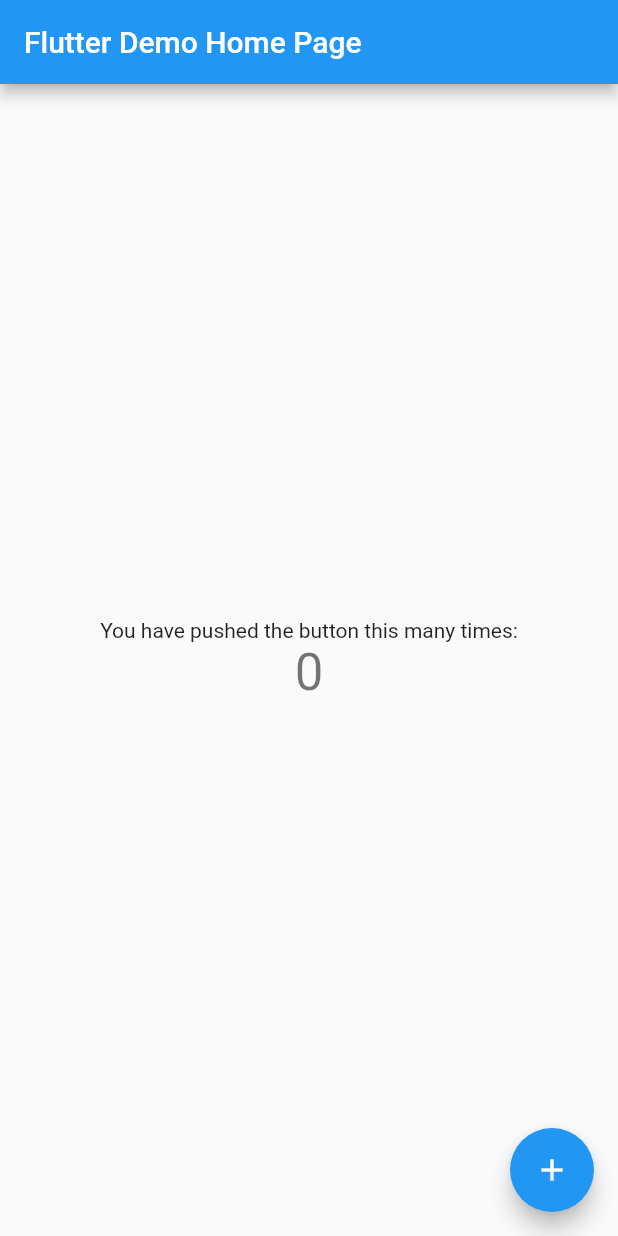
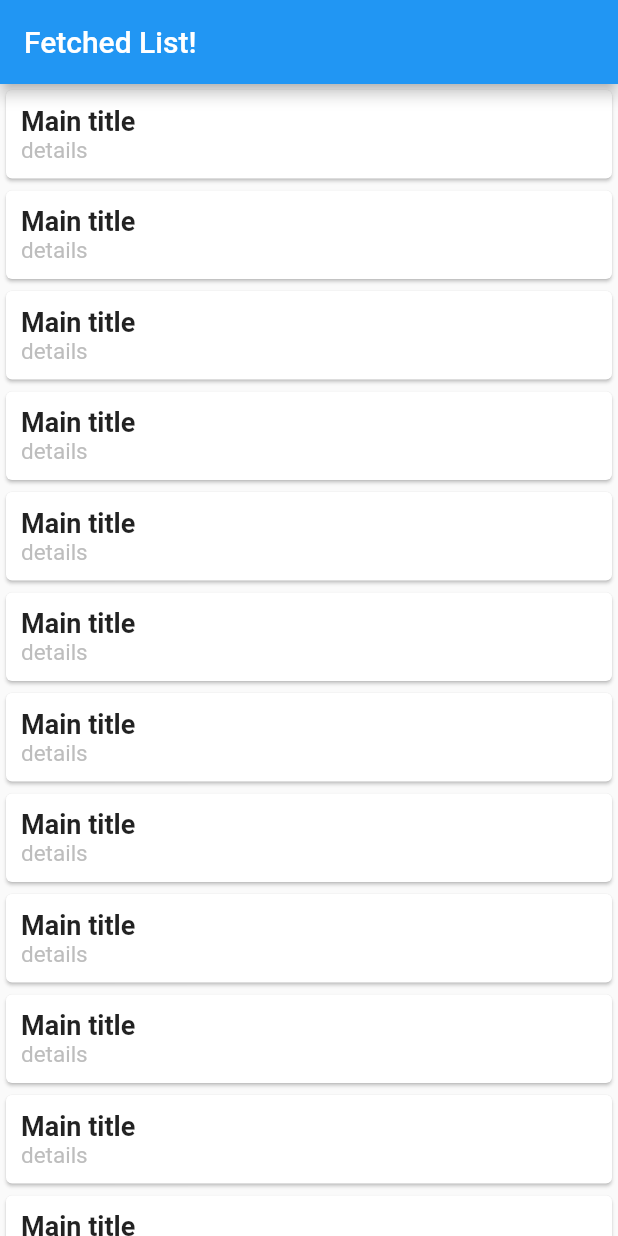
Before and after one commit to Pritam-deb/flutter-workspace, a Flutter app: the screen it shows after launch, on a phone screen of 412 x 824 dp. Run offline on Flutter 3.47's test engine with Material 2 defaults, Android fonts, the phone set to English and light mode, and no system bars.

Commit message:
made a layout for data to render in list

```diff
--- a/lib/main.dart
+++ b/lib/main.dart
@@ -1,115 +1,47 @@
 import 'package:flutter/material.dart';
 
 void main() {
-  runApp(const MyApp());
+  runApp(const HomePage());
 }
 
-class MyApp extends StatelessWidget {
-  const MyApp({Key? key}) : super(key: key);
+class HomePage extends StatefulWidget {
+  const HomePage({Key? key}) : super(key: key);
 
-  // This widget is the root of your application.
+  @override
+  State<HomePage> createState() => _HomePageState();
+}
+
+class _HomePageState extends State<HomePage> {
   @override
   Widget build(BuildContext context) {
     return MaterialApp(
-      title: 'Flutter Demo',
-      theme: ThemeData(
-        // This is the theme of your application.
-        //
-        // Try running your application with "flutter run". You'll see the
-        // application has a blue toolbar. Then, without quitting the app, try
-        // changing the primarySwatch below to Colors.green and then invoke
-        // "hot reload" (press "r" in the console where you ran "flutter run",
-        // or simply save your changes to "hot reload" in a Flutter IDE).
-        // Notice that the counter didn't reset back to zero; the application
-        // is not restarted.
-        primarySwatch: Colors.blue,
+        home: Scaffold(
+      appBar: AppBar(
+        title: Text('Fetched List!'),
       ),
-      home: const MyHomePage(title: 'Flutter Demo Home Page'),
-    );
-  }
-}
-
-class MyHomePage extends StatefulWidget {
-  const MyHomePage({Key? key, required this.title}) : super(key: key);
-
-  // This widget is the home page of your application. It is stateful, meaning
-  // that it has a State object (defined below) that contains fields that affect
-  // how it looks.
-
-  // This class is the configuration for the state. It holds the values (in this
-  // case the title) provided by the parent (in this case the App widget) and
-  // used by the build method of the State. Fields in a Widget subclass are
-  // always marked "final".
-
-  final String title;
-
-  @override
-  State<MyHomePage> createState() => _MyHomePageState();
-}
-
-class _MyHomePageState extends State<MyHomePage> {
-  int _counter = 0;
-
-  void _incrementCounter() {
-    setState(() {
-      // This call to setState tells the Flutter framework that something has
-      // changed in this State, which causes it to rerun the build method below
-      // so that the display can reflect the updated values. If we changed
-      // _counter without calling setState(), then the build method would not be
-      // called again, and so nothing would appear to happen.
-      _counter++;
-    });
-  }
-
-  @override
-  Widget build(BuildContext context) {
-    // This method is rerun every time setState is called, for instance as done
-    // by the _incrementCounter method above.
-    //
-    // The Flutter framework has been optimized to make rerunning build methods
-    // fast, so that you can just rebuild anything that needs updating rather
-    // than having to individually change instances of widgets.
-    return Scaffold(
-      appBar: AppBar(
-        // Here we take the value from the MyHomePage object that was created by
-        // the App.build method, and use it to set our appbar title.
-        title: Text(widget.title),
-      ),
-      body: Center(
-        // Center is a layout widget. It takes a single child and positions it
-        // in the middle of the parent.
+      body: ListView.builder(
+        itemBuilder: ((context, index) {
+          return Card(
+            child: Padding(
+              padding: const EdgeInsets.all(10.0),
               child: Column(
-          // Column is also a layout widget. It takes a list of children and
-          // arranges them vertically. By default, it sizes itself to fit its
-          // children horizontally, and tries to be as tall as its parent.
-          //
-          // Invoke "debug painting" (press "p" in the console, choose the
-          // "Toggle Debug Paint" action from the Flutter Inspector in Android
-          // Studio, or the "Toggle Debug Paint" command in Visual Studio Code)
-          // to see the wireframe for each widget.
-          //
-          // Column has various properties to control how it sizes itself and
-          // how it positions its children. Here we use mainAxisAlignment to
-          // center the children vertically; the main axis here is the vertical
-          // axis because Columns are vertical (the cross axis would be
-          // horizontal).
-          mainAxisAlignment: MainAxisAlignment.center,
-          children: <Widget>[
-            const Text(
-              'You have pushed the button this many times:',
+                crossAxisAlignment: CrossAxisAlignment.start,
+                children: [
+                  Text(
+                    'Main title',
+                    style: TextStyle(fontSize: 18, fontWeight: FontWeight.bold),
                   ),
                   Text(
-              '$_counter',
-              style: Theme.of(context).textTheme.headline4,
+                    'details',
+                    style: TextStyle(fontSize: 15, color: Colors.grey.shade400),
                   ),
                 ],
               ),
             ),
-      floatingActionButton: FloatingActionButton(
-        onPressed: _incrementCounter,
-        tooltip: 'Increment',
-        child: const Icon(Icons.add),
-      ), // This trailing comma makes auto-formatting nicer for build methods.
           );
+        }),
+        itemCount: 20,
+      ),
+    ));
   }
 }
```
Lines whose indentation alone changed are shown as unchanged.
